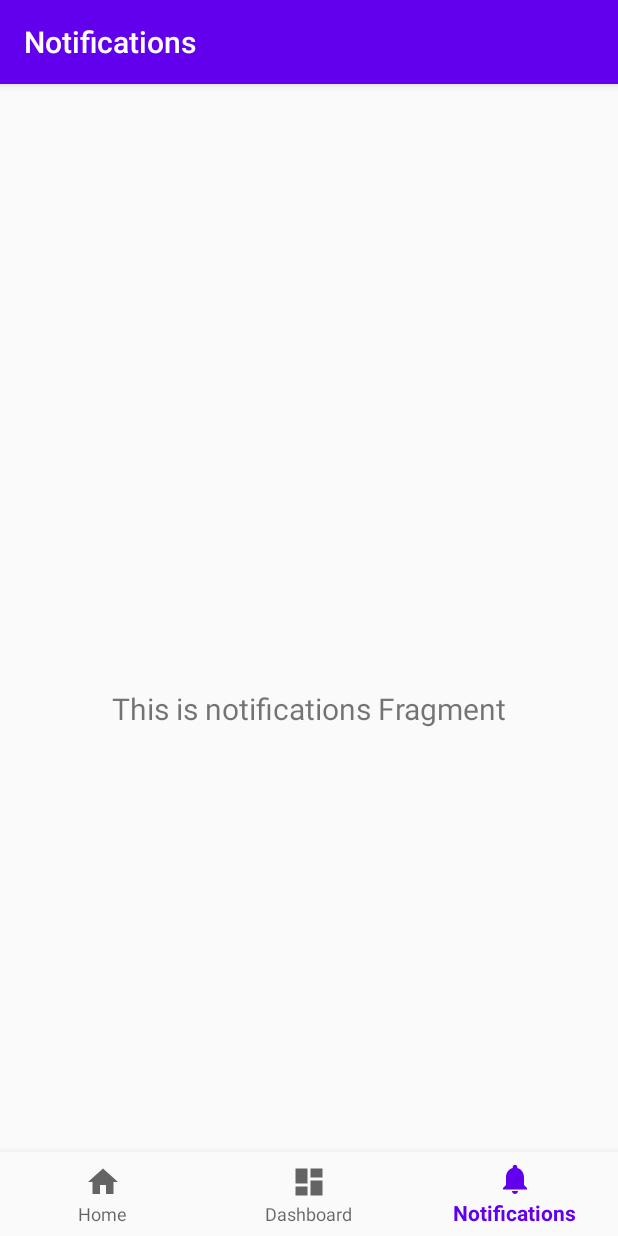
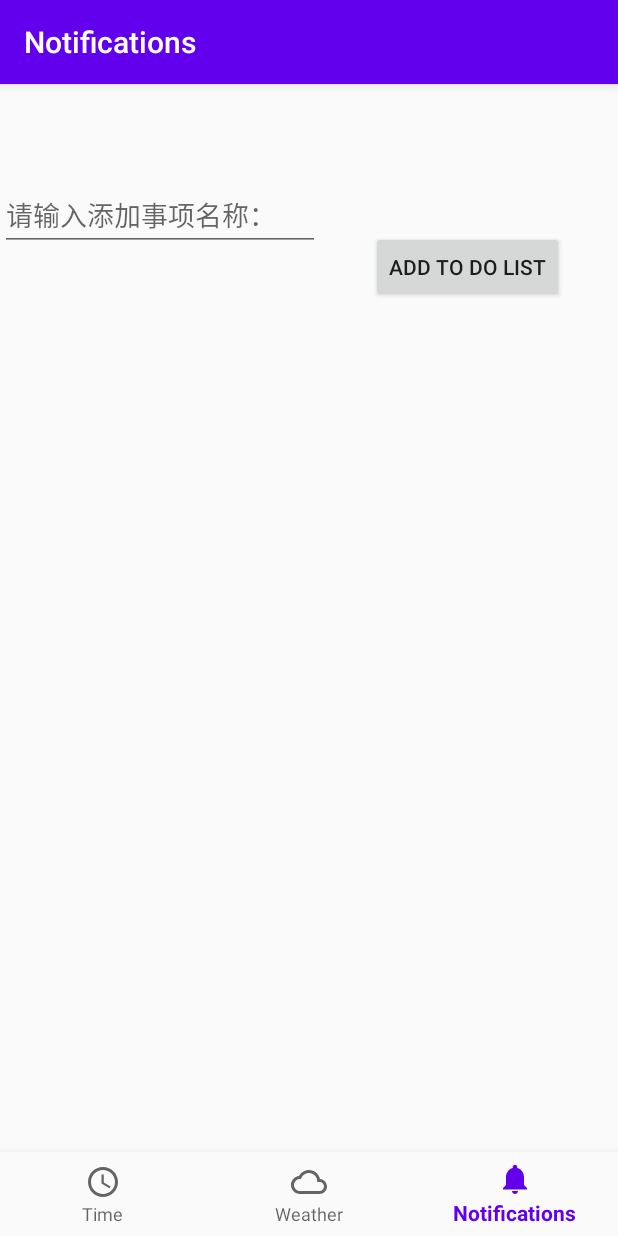
Before and after one commit to Nancylld/manage_study, an Android app: the NotificationsFragment screen opened through its navigation route, on a phone screen of 412 x 824 dp. Run offline under Robolectric (Android 15) with nearby library versions, the phone set to English and light mode, and no system bars; our stand-ins replace navigation-ui; 2 statements that could not run were skipped.

Commit message:
third commit

```diff
--- a/app/src/main/java/com/example/manage_study/ui/dashboard/DashboardViewModel.kt
+++ b/app/src/main/java/com/example/manage_study/ui/dashboard/DashboardViewModel.kt
@@ -33,9 +33,6 @@ class DashboardViewModel (application: Application): AndroidViewModel(applicatio
             var cts:List<City> = gson.fromJson(str,CityType)
             cts = cts.filter { it.city_code!="" }
             _cities.postValue((cts))
-
-
-            Log.d("ManiActivity","$cities")
         }
     }
 
--- a/app/src/main/java/com/example/manage_study/ui/notifications/NotificationsFragment.kt
+++ b/app/src/main/java/com/example/manage_study/ui/notifications/NotificationsFragment.kt
@@ -1,31 +1,60 @@
 package com.example.manage_study.ui.notifications
 
+import android.content.ContentValues
+import android.database.Cursor
+import android.database.sqlite.SQLiteDatabase
 import android.os.Bundle
 import android.view.LayoutInflater
 import android.view.View
 import android.view.ViewGroup
-import android.widget.TextView
+import android.widget.Button
+import android.widget.EditText
 import androidx.fragment.app.Fragment
-import androidx.lifecycle.Observer
 import androidx.lifecycle.ViewModelProviders
+import com.example.manage_study.MyApplication
 import com.example.manage_study.R
+import kotlinx.android.synthetic.main.fragment_notifications.*
 
 class NotificationsFragment : Fragment() {
 
     private lateinit var notificationsViewModel: NotificationsViewModel
+
+
+
+
+    lateinit var db: SQLiteDatabase
 
     override fun onCreateView(
             inflater: LayoutInflater,
             container: ViewGroup?,
             savedInstanceState: Bundle?
     ): View? {
-        notificationsViewModel =
-                ViewModelProviders.of(this).get(NotificationsViewModel::class.java)
+
         val root = inflater.inflate(R.layout.fragment_notifications, container, false)
-        val textView: TextView = root.findViewById(R.id.text_notifications)
-        notificationsViewModel.text.observe(viewLifecycleOwner, Observer {
-            textView.text = it
-        })
+//        val add: Button= root.findViewById(R.id.add)
+//        val todoname: EditText=root.findViewById(R.id.todoname)
+//
+//        val openSqLiteHelper = SqLiteHelper(requireActivity(),1)
+//        db = openSqLiteHelper.writableDatabase
+//        add.setOnClickListener {
+//            val name = todoname.text.toString()
+//            if(name != null){
+//                val contentValues = ContentValues().apply {
+//                    put("name",name)
+//                }
+//                db.insert(TABLE_NAME,null,contentValues)
+//            }else {
+//                val contentValues = ContentValues().apply {
+//                    put("name","Nancylld")
+//                }
+//                db.insert(TABLE_NAME,null,contentValues)
+//            }
+//
+//        }
+
+
+
         return root
     }
+
 }
--- a/app/src/main/java/com/example/manage_study/ui/notifications/NotificationsViewModel.kt
+++ b/app/src/main/java/com/example/manage_study/ui/notifications/NotificationsViewModel.kt
@@ -6,8 +6,5 @@ import androidx.lifecycle.ViewModel
 
 class NotificationsViewModel : ViewModel() {
 
-    private val _text = MutableLiveData<String>().apply {
-        value = "This is notifications Fragment"
-    }
-    val text: LiveData<String> = _text
+
 }
--- /dev/null
+++ b/app/src/main/res/drawable/ic_access_time_24.xml
@@ -0,0 +1,13 @@
+<vector xmlns:android="http://schemas.android.com/apk/res/android"
+    android:width="24dp"
+    android:height="24dp"
+    android:viewportWidth="24"
+    android:viewportHeight="24"
+    android:tint="?attr/colorControlNormal">
+  <path
+      android:fillColor="@android:color/white"
+      android:pathData="M11.99,2C6.47,2 2,6.48 2,12s4.47,10 9.99,10C17.52,22 22,17.52 22,12S17.52,2 11.99,2zM12,20c-4.42,0 -8,-3.58 -8,-8s3.58,-8 8,-8 8,3.58 8,8 -3.58,8 -8,8z"/>
+  <path
+      android:fillColor="@android:color/white"
+      android:pathData="M12.5,7H11v6l5.25,3.15 0.75,-1.23 -4.5,-2.67z"/>
+</vector>
--- /dev/null
+++ b/app/src/main/res/drawable/ic_cloud_queue_24.xml
@@ -0,0 +1,10 @@
+<vector xmlns:android="http://schemas.android.com/apk/res/android"
+    android:width="24dp"
+    android:height="24dp"
+    android:viewportWidth="24"
+    android:viewportHeight="24"
+    android:tint="?attr/colorControlNormal">
+  <path
+      android:fillColor="@android:color/white"
+      android:pathData="M19.35,10.04C18.67,6.59 15.64,4 12,4 9.11,4 6.6,5.64 5.35,8.04 2.34,8.36 0,10.91 0,14c0,3.31 2.69,6 6,6h13c2.76,0 5,-2.24 5,-5 0,-2.64 -2.05,-4.78 -4.65,-4.96zM19,18H6c-2.21,0 -4,-1.79 -4,-4s1.79,-4 4,-4h0.71C7.37,7.69 9.48,6 12,6c3.04,0 5.5,2.46 5.5,5.5v0.5H19c1.66,0 3,1.34 3,3s-1.34,3 -3,3z"/>
+</vector>
--- a/app/src/main/res/layout/fragment_dashboard.xml
+++ b/app/src/main/res/layout/fragment_dashboard.xml
@@ -14,6 +14,7 @@
         android:layout_marginTop="1dp"
         android:layout_marginEnd="1dp"
         android:layout_marginBottom="1dp"
+        android:background="@drawable/button"
         app:layout_constraintBottom_toBottomOf="parent"
         app:layout_constraintEnd_toEndOf="parent"
         app:layout_constraintStart_toStartOf="parent"
--- a/app/src/main/res/layout/fragment_notifications.xml
+++ b/app/src/main/res/layout/fragment_notifications.xml
@@ -6,17 +6,38 @@
     android:layout_height="match_parent"
     tools:context=".ui.notifications.NotificationsFragment">
 
-    <TextView
-        android:id="@+id/text_notifications"
-        android:layout_width="match_parent"
+    <Button
+        android:id="@+id/add"
+        android:layout_width="wrap_content"
         android:layout_height="wrap_content"
-        android:layout_marginStart="8dp"
-        android:layout_marginTop="8dp"
-        android:layout_marginEnd="8dp"
-        android:textAlignment="center"
-        android:textSize="20sp"
+        android:layout_marginTop="42dp"
+        android:layout_marginEnd="36dp"
+        android:layout_marginBottom="1dp"
+        android:text="@string/add_to_do_list"
+        app:layout_constraintBottom_toTopOf="@+id/todolist"
+        app:layout_constraintEnd_toEndOf="parent"
+        app:layout_constraintTop_toTopOf="parent" />
+
+    <androidx.recyclerview.widget.RecyclerView
+        android:id="@+id/todolist"
+        android:layout_width="0dp"
+        android:layout_height="0dp"
+        android:layout_marginStart="1dp"
+        android:layout_marginEnd="1dp"
+        android:layout_marginBottom="1dp"
         app:layout_constraintBottom_toBottomOf="parent"
         app:layout_constraintEnd_toEndOf="parent"
         app:layout_constraintStart_toStartOf="parent"
+        app:layout_constraintTop_toBottomOf="@+id/add" />
+
+    <EditText
+        android:id="@+id/todoname"
+        android:layout_width="wrap_content"
+        android:layout_height="wrap_content"
+        android:layout_marginTop="7dp"
+        android:ems="10"
+        android:hint="@string/Input"
+        android:inputType="text"
+        app:layout_constraintStart_toStartOf="parent"
         app:layout_constraintTop_toTopOf="parent" />
 </androidx.constraintlayout.widget.ConstraintLayout>
--- a/app/src/main/res/menu/bottom_nav_menu.xml
+++ b/app/src/main/res/menu/bottom_nav_menu.xml
@@ -3,12 +3,12 @@
 
     <item
         android:id="@+id/navigation_home"
-        android:icon="@drawable/ic_home_black_24dp"
+        android:icon="@drawable/ic_access_time_24"
         android:title="@string/title_home" />
 
     <item
         android:id="@+id/navigation_dashboard"
-        android:icon="@drawable/ic_dashboard_black_24dp"
+        android:icon="@drawable/ic_cloud_queue_24"
         android:title="@string/title_dashboard" />
 
     <item
--- a/app/src/main/res/values/strings.xml
+++ b/app/src/main/res/values/strings.xml
@@ -1,10 +1,12 @@
 <resources>
     <string name="app_name">manage_study</string>
-    <string name="title_home">Home</string>
-    <string name="title_dashboard">Dashboard</string>
+    <string name="title_home">Time</string>
+    <string name="title_dashboard">Weather</string>
     <string name="title_notifications">Notifications</string>
     <string name="start">start</string>
     <string name="stop">stop</string>
     <string name="restart">restart</string>
     <string name="time">00:00:00</string>
+    <string name="add_to_do_list">add to do list</string>
+    <string name="Input">请输入添加事项名称：</string>
 </resources>
```
Also changed, not shown: app/src/main/java/com/example/manage_study/MainActivity.kt (+14 -1 lines), app/src/main/java/com/example/manage_study/MyApplication.kt (added, +16 -0 lines), app/src/main/java/com/example/manage_study/ui/notifications/SqLiteHelper.kt (added, +26 -0 lines), app/src/main/res/drawable/button.xml (added, +10 -0 lines), app/src/main/res/drawable/textview.xml (added, +10 -0 lines), app/src/main/res/layout/activity_main2.xml (+12 -6 lines), app/src/main/res/layout/fragment_home.xml (+10 -3 lines).
